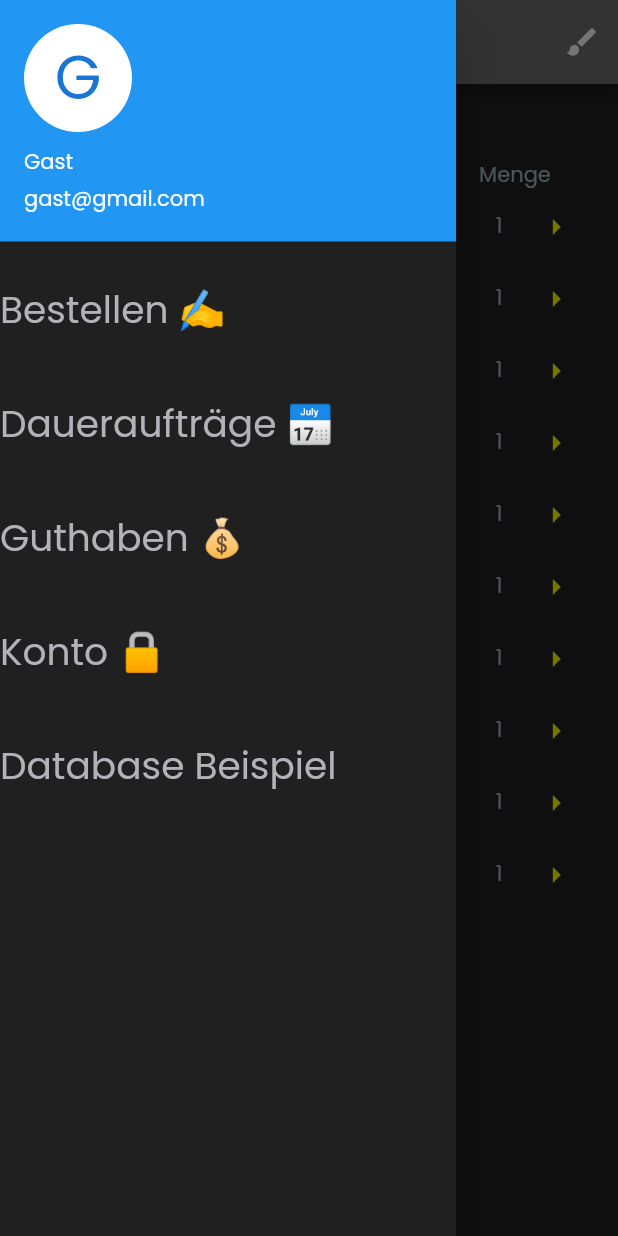
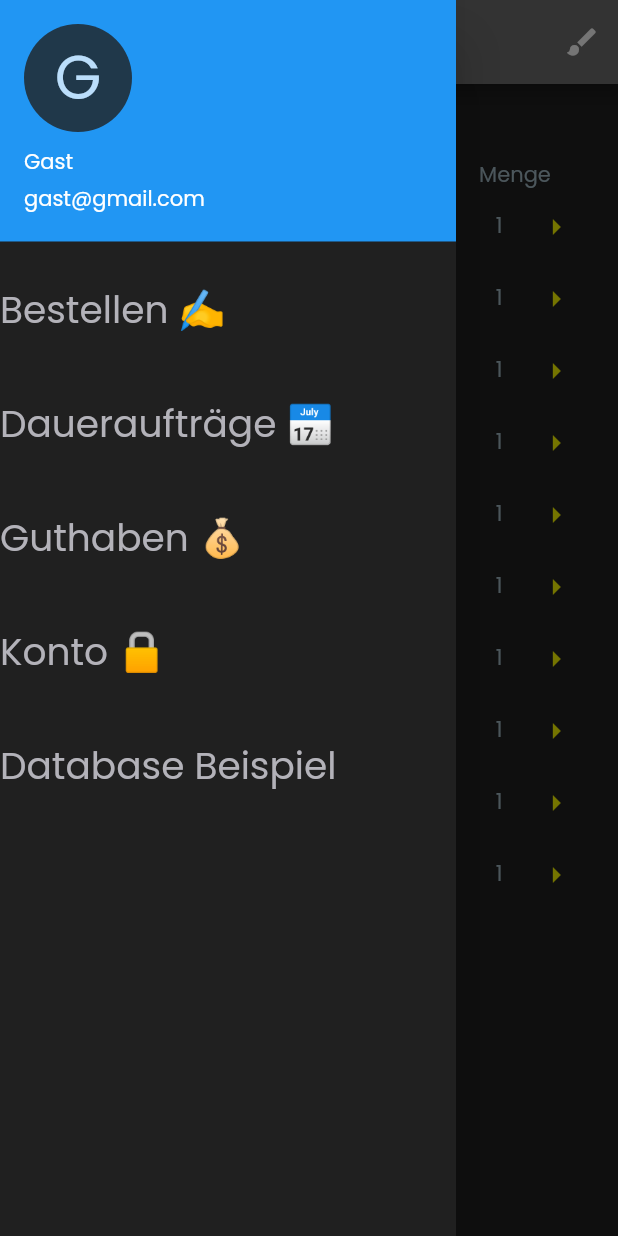
Before and after one commit to mmaeffert/fs201, a Flutter app: the screen it shows after launch, with the side drawer open, on a phone screen of 412 x 824 dp. Run offline on Flutter 3.47's test engine with Material 2 defaults, Android fonts, the phone set to English and light mode, and no system bars; our stand-ins replace firebase_auth, firebase_core, firebase_database, font_awesome_flutter, google_sign_in; accounts and stored records are empty.

Commit message:
#Updates -Drawer with UserAccountsDrawerHeader
#Processed
    BackEnd:
    -> DB Connection to salable products
    -> push Order to DB

#Error
-nothing

```diff
--- a/lib/drawer.dart
+++ b/lib/drawer.dart
@@ -4,6 +4,7 @@ import './account.dart';
 import './realTimeDatabaseExample.dart';
 import 'appbar.dart';
 import 'order/UI/ordersTable.dart';
+import 'themes.dart';
 
 
 class drawer {
@@ -30,10 +31,9 @@ class drawer {
               accountName: Text("Gast"),
               accountEmail: Text("gast@gmail.com"),
               currentAccountPicture: CircleAvatar(
-                backgroundColor:
-                Theme.of(context).platform == TargetPlatform.iOS
-                    ? Colors.blue
-                    : Colors.white,
+                backgroundColor: CustomTheme.isDarkTheme
+                    ?CustomTheme.darkTheme.backgroundColor.withOpacity(0.8):
+                CustomTheme.lightTheme.backgroundColor.withOpacity(0.8),
                 child: Text("G",
                   style: TextStyle(fontSize: 40.0),
                 ),
```
